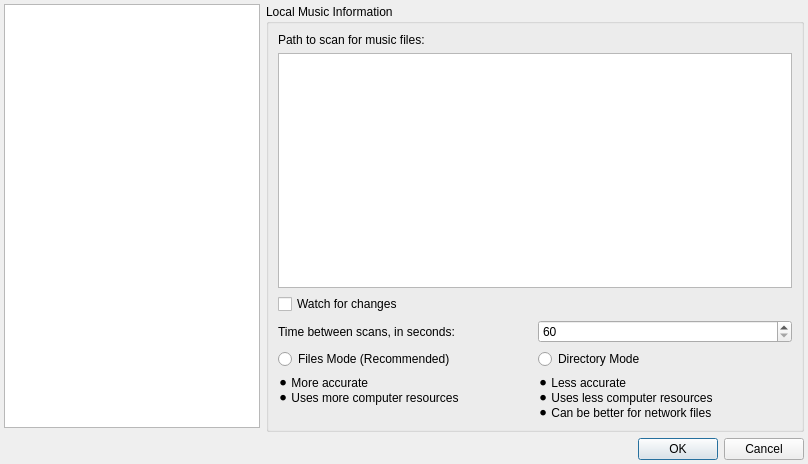
Above: src/stackedsettingsdialog.ui from tomahawk-player/tomahawk before the change. Below: the same form after it.
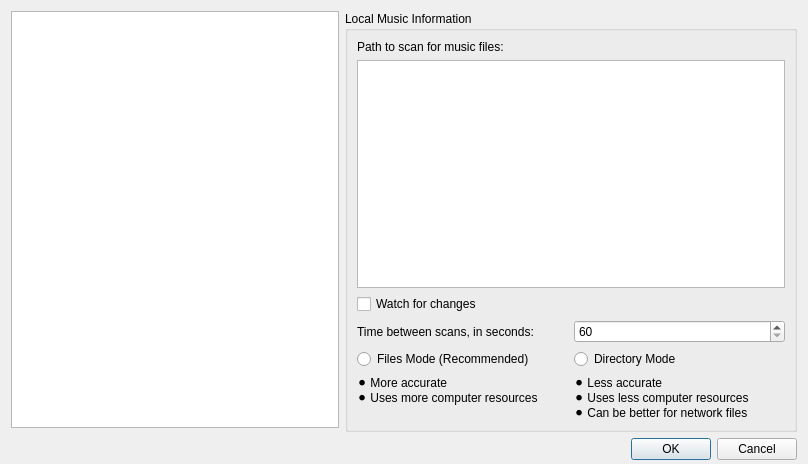
That is the form after the change. Icons and pictures are not drawn. Custom widgets are drawn as their Qt base class.

```diff
--- a/src/stackedsettingsdialog.ui
+++ b/src/stackedsettingsdialog.ui
@@ -14,7 +14,7 @@
    <string>Tomahawk Settings</string>
   </property>
   <layout class="QVBoxLayout" name="verticalLayout_12">
-   <property name="margin">
+   <property name="bottomMargin">
     <number>4</number>
    </property>
    <item>
@@ -23,12 +23,6 @@
       <layout class="QVBoxLayout" name="verticalLayout">
        <item>
         <widget class="QListWidget" name="listWidget">
-         <property name="sizePolicy">
-          <sizepolicy hsizetype="Preferred" vsizetype="Expanding">
-           <horstretch>0</horstretch>
-           <verstretch>0</verstretch>
-          </sizepolicy>
-         </property>
          <property name="focusPolicy">
           <enum>Qt::NoFocus</enum>
          </property>
```
